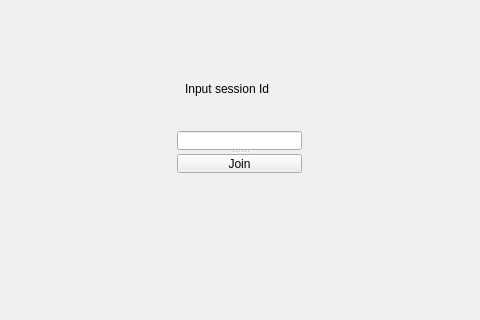
Old version of the form client/src/joinwindow.ui in the repository khbminus/fastTyping; both pictures show x 135 to 615 and y 99 to 419 of the 800 by 600 pixel window.
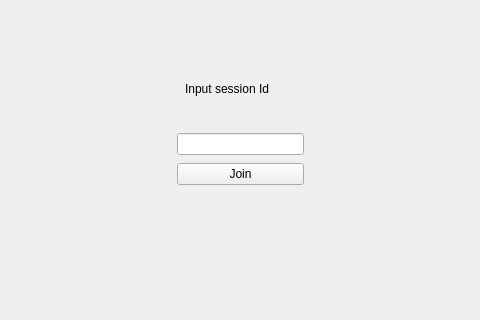
New version of the form.

Diff of the .ui file:
```diff
--- a/client/src/joinwindow.ui
+++ b/client/src/joinwindow.ui
@@ -40,24 +40,27 @@
      <string>return</string>
     </property>
    </widget>
-   <widget class="QSplitter" name="splitter">
+   <widget class="QWidget" name="">
     <property name="geometry">
      <rect>
       <x>312</x>
       <y>230</y>
-      <width>125</width>
-      <height>43</height>
+      <width>127</width>
+      <height>58</height>
      </rect>
     </property>
-    <property name="orientation">
-     <enum>Qt::Vertical</enum>
-    </property>
+    <layout class="QVBoxLayout" name="verticalLayout">
+     <item>
     <widget class="QLineEdit" name="lineEdit"/>
+     </item>
+     <item>
     <widget class="QPushButton" name="JoinButton">
      <property name="text">
       <string>Join</string>
      </property>
     </widget>
+     </item>
+    </layout>
    </widget>
   </widget>
  </widget>
```
Lines whose indentation alone changed are shown as unchanged.
